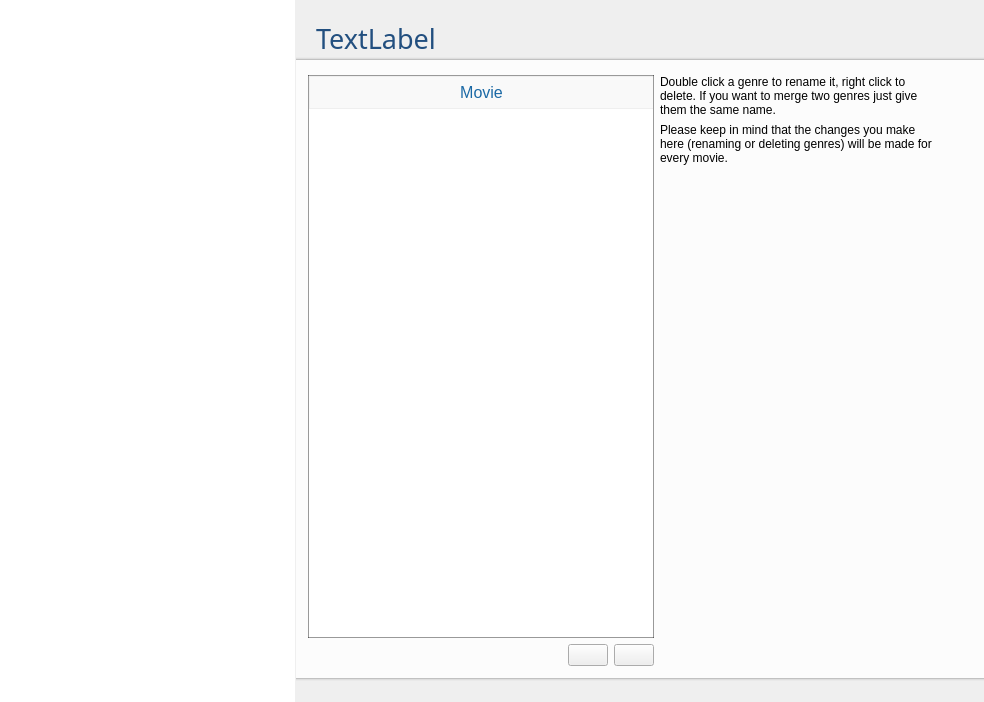
Before: the Qt Designer form movies/GenreWidget.ui in Komet/MediaElch, drawn with Qt 5.
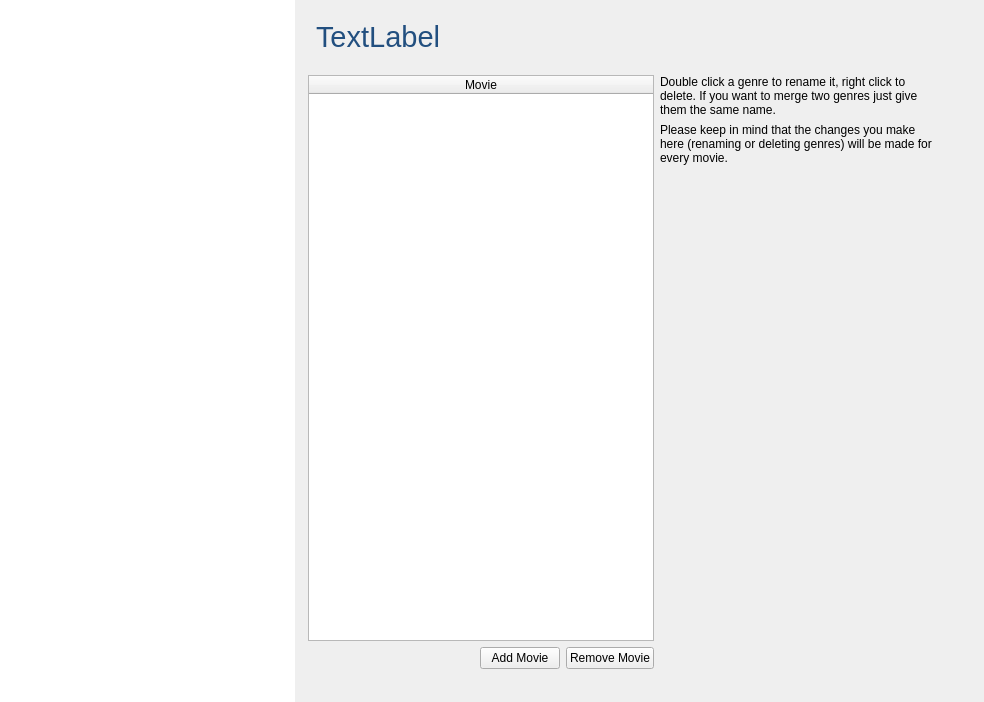
After: the same form once the commit is applied. Icons and pictures are not drawn. Custom widgets are drawn as their Qt base class.

Commit message: Completed layout changes

```diff
--- a/movies/GenreWidget.ui
+++ b/movies/GenreWidget.ui
@@ -61,10 +61,7 @@
       </column>
      </widget>
      <widget class="QWidget" name="horizontalLayoutWidget">
-      <layout class="QVBoxLayout" name="verticalLayout_3" stretch="0,0,1,0">
-       <property name="spacing">
-        <number>0</number>
-       </property>
+      <layout class="QVBoxLayout" name="verticalLayout_3" stretch="0,1">
        <property name="leftMargin">
         <number>0</number>
        </property>
@@ -81,8 +78,8 @@
         <widget class="QLabel" name="genreName">
          <property name="font">
           <font>
-           <family>Pathway Gothic One</family>
-           <pointsize>20</pointsize>
+           <family>Helvetica Neue</family>
+           <pointsize>22</pointsize>
           </font>
          </property>
          <property name="styleSheet">
@@ -97,33 +94,14 @@
          </property>
         </widget>
        </item>
-       <item>
-        <widget class="QWidget" name="widget" native="true">
-         <property name="minimumSize">
-          <size>
-           <width>0</width>
-           <height>3</height>
-          </size>
-         </property>
-         <property name="maximumSize">
-          <size>
-           <width>16777215</width>
-           <height>3</height>
-          </size>
-         </property>
-         <property name="styleSheet">
-          <string notr="true">background-color: qlineargradient(spread:pad, x1:1, y1:1, x2:1, y2:0, stop:0 rgba(100, 100, 100, 255), stop:0.2 rgba(100, 100, 100, 50), stop:1 rgba(255, 255, 255, 0));
-</string>
-         </property>
-        </widget>
-       </item>
        <item>
         <widget class="QGroupBox" name="groupBox">
          <property name="styleSheet">
           <string notr="true">QGroupBox {
 	border-radius: 0;
-	background-color: rgba(255, 255, 255, 200);
-}</string>
+	background-color: transparent;
+}
+</string>
          </property>
          <property name="title">
           <string/>
@@ -133,36 +111,6 @@
            <layout class="QVBoxLayout" name="verticalLayout_4">
             <item>
              <widget class="QTableWidget" name="movies">
-              <property name="styleSheet">
-               <string notr="true">#movies {
-	border: 1px solid rgba(0, 0, 0, 100);
-	alternate-background-color: rgb(243, 246, 250);
-	selection-background-color: qlineargradient(spread:pad, x1:0, y1:0, x2:0, y2:1, stop:0 #4185b6, stop:1 #1b6aa5);
-	color: #395265;
-}
-
-QHeaderView::section {
-    background-color: #f9f9f9;
-    color: rgb(27, 105, 165);
-    border: none;
-    border-left: 1px solid #f0f0f0;
-    font-weight: normal;
-    font-size: 12pt;
-    padding-top: 4px;
-    padding-bottom: 4px;
-    margin-top: 1px;
-    margin-bottom: 1px;
-}
-
-QHeaderView::section:first {
-    border: none;
-}
-
-QHeaderView::section:checked
-{
-}
-</string>
-              </property>
               <property name="editTriggers">
                <set>QAbstractItemView::NoEditTriggers</set>
               </property>
@@ -206,7 +154,7 @@
                  <string>Add Movie</string>
                 </property>
                 <property name="text">
-                 <string/>
+                 <string>Add Movie</string>
                 </property>
                 <property name="icon">
                  <iconset resource="../MediaElch.qrc">
@@ -220,7 +168,7 @@
                  <string>Remove Current Movie</string>
                 </property>
                 <property name="text">
-                 <string/>
+                 <string>Remove Movie</string>
                 </property>
                 <property name="icon">
                  <iconset resource="../MediaElch.qrc">
@@ -285,26 +233,6 @@
          </layout>
         </widget>
        </item>
-       <item>
-        <widget class="QWidget" name="widget_2" native="true">
-         <property name="minimumSize">
-          <size>
-           <width>0</width>
-           <height>3</height>
-          </size>
-         </property>
-         <property name="maximumSize">
-          <size>
-           <width>16777215</width>
-           <height>3</height>
-          </size>
-         </property>
-         <property name="styleSheet">
-          <string notr="true">background-color: qlineargradient(spread:pad, x1:1, y1:0, x2:1, y2:1, stop:0 rgba(100, 100, 100, 255), stop:0.2 rgba(100, 100, 100, 50), stop:1 rgba(255, 255, 255, 0));
-</string>
-         </property>
-        </widget>
-       </item>
       </layout>
      </widget>
     </widget>
```
Left out of the diff: 28 changed lines with no effect on the pictures. The commit also changes 32 other files.
